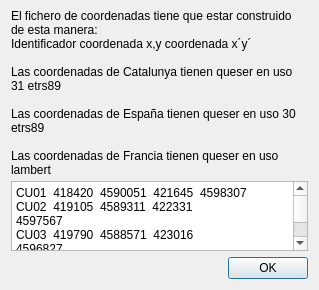
tonilogar/ToolsPcot, file dialoghelpfilecoordinates.ui: the form before one commit.
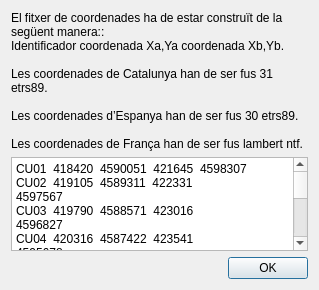
The form after the commit.

Patch:
```diff
--- a/dialoghelpfilecoordinates.ui
+++ b/dialoghelpfilecoordinates.ui
@@ -35,14 +35,14 @@
    <item>
     <widget class="QLabel" name="label">
      <property name="text">
-      <string>El fichero de coordenadas tiene que estar construido de esta manera:
-Identificador coordenada x,y coordenada x´y´
+      <string>El fitxer de coordenades ha de estar construït de la següent manera::
+Identificador coordenada Xa,Ya coordenada Xb,Yb.
 
-Las coordenadas de Catalunya tienen queser en uso 31 etrs89
+Les coordenades de Catalunya han de ser fus 31 etrs89.
 
-Las coordenadas de España tienen queser en uso 30 etrs89
+Les coordenades d’Espanya han de ser fus 30 etrs89.
 
-Las coordenadas de Francia tienen queser en uso lambert</string>
+Les coordenades de França han de ser fus lambert ntf.</string>
      </property>
      <property name="wordWrap">
       <bool>true</bool>
```
